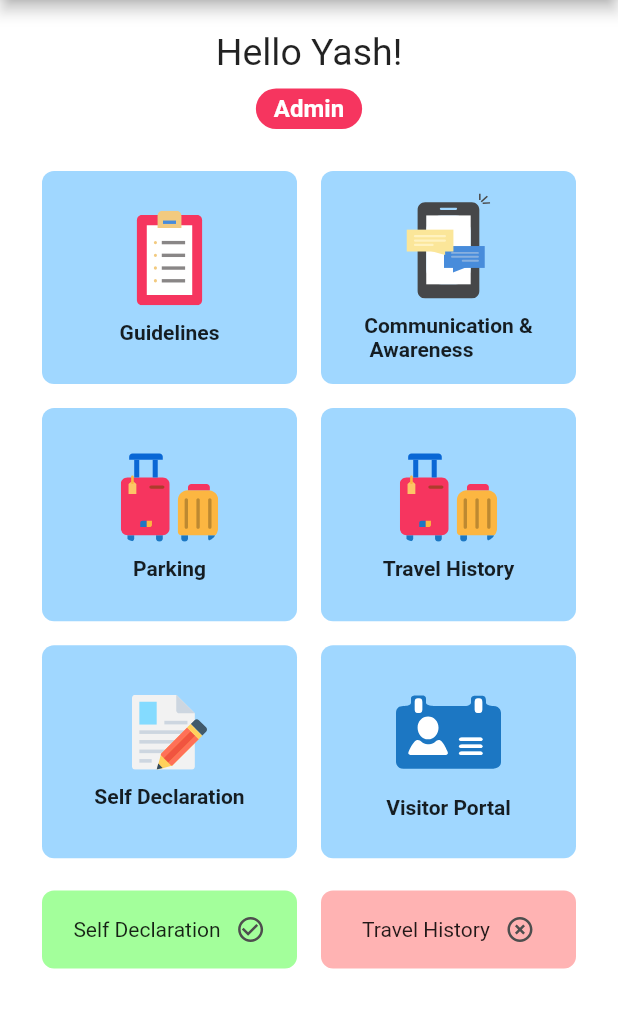
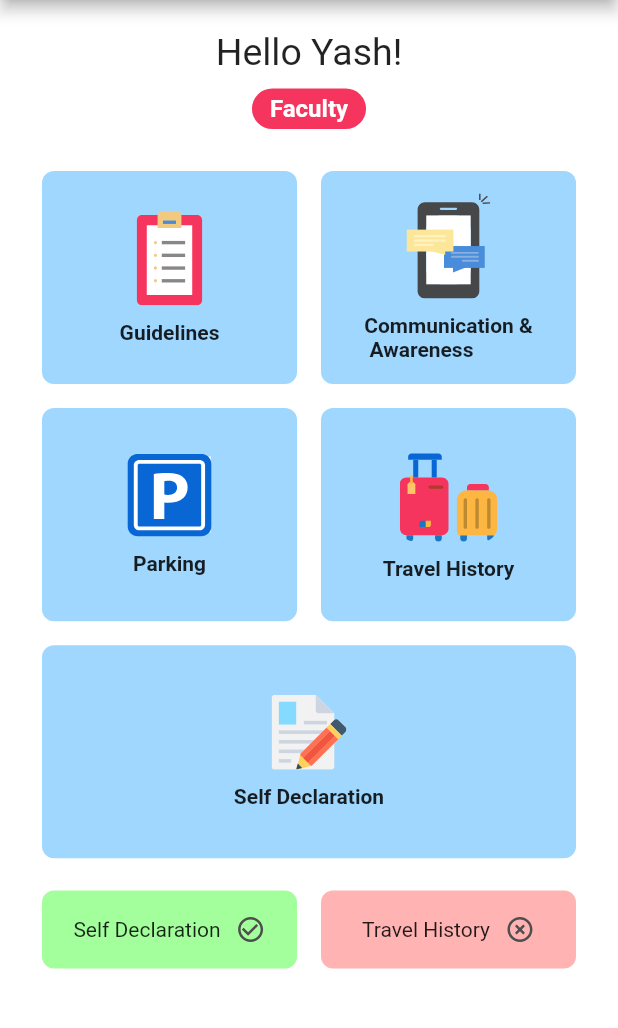
Before and after one commit to yashhalgaonkar/VI-Mitra-App, a Flutter app: the screen it shows after launch, on a phone screen of 412 x 824 dp, the part 84-1112 px from its top. Run offline on Flutter 3.47's test engine with Material 2 defaults, Android fonts, the phone set to English and light mode, and no system bars; our stand-ins replace flutter_datetime_picker, flutter_svg.

Commit message:
Refactored acc to new features

```diff
--- a/lib/main.dart
+++ b/lib/main.dart
@@ -1,5 +1,4 @@
 import 'package:flutter/material.dart';
-import 'screens/admin_dashboard.dart';
 import 'screens/user_dashboard.dart';
 
 void main() {
@@ -7,7 +6,7 @@
 }
 
 class MyApp extends StatelessWidget {
-  final isAdmin = true;
+  final isFaculty = true;
 
   @override
   Widget build(BuildContext context) {
@@ -21,7 +20,7 @@
           title: Text('VI - Mitra'),
         ),
         backgroundColor: Colors.white,
-        body: isAdmin ? AdminDashboard() : UserDashboard(),
+        body: UserDashboard(isFaculty: isFaculty),
       ),
     );
   }
--- a/lib/screens/admin_dashboard.dart
+++ /dev/null
@@ -1,121 +0,0 @@
-import 'package:flutter/material.dart';
-import 'package:vi_mitra/widgets/dashboard_menu_item.dart';
-import 'travel_list.dart';
-import 'package:vi_mitra/widgets/access_label.dart';
-import 'package:vi_mitra/widgets/mark_indicator.dart';
-
-class AdminDashboard extends StatelessWidget {
-  @override
-  Widget build(BuildContext context) {
-    Size size = MediaQuery.of(context).size;
-
-    return SafeArea(
-      child: Container(
-        color: Colors.white,
-        height: size.height * 0.8,
-        margin: const EdgeInsets.symmetric(horizontal: 20.0),
-        child: Column(
-          crossAxisAlignment: CrossAxisAlignment.stretch,
-          children: [
-            //name and user access
-            Container(
-              margin: const EdgeInsets.symmetric(vertical: 20.0),
-              child: Center(
-                child: Column(
-                  mainAxisAlignment: MainAxisAlignment.center,
-                  children: [
-                    Text(
-                      'Hello Yash!',
-                      style: TextStyle(fontSize: 25.0),
-                    ),
-                    SizedBox(
-                      height: 10.0,
-                    ),
-                    AccessLabel(
-                      label: 'Admin',
-                    )
-                  ],
-                ),
-              ),
-            ),
-
-            //the menu
-            //row - 1
-            Expanded(
-              flex: 2,
-              child: Row(
-                children: [
-                  //*guidelines
-                  DashboardMenuItem(
-                    icon: 'guideline',
-                    label: 'Guidelines',
-                    onPress: () {},
-                  ),
-                  //*communicaiton and awareness
-                  DashboardMenuItem(
-                    icon: 'communication',
-                    label: 'Communication &\n Awareness',
-                    onPress: () {},
-                  ),
-                ],
-              ),
-            ),
-
-            //row - 2
-            Expanded(
-              flex: 2,
-              child: Row(
-                children: [
-                  //*parking
-                  DashboardMenuItem(
-                    icon: 'travel',
-                    label: 'Parking',
-                    onPress: () {},
-                  ),
-                  //*travel history
-                  DashboardMenuItem(
-                    icon: 'travel',
-                    label: 'Travel History',
-                    onPress: () {
-                      Navigator.push(
-                        context,
-                        MaterialPageRoute(
-                          builder: (context) => TravelList(),
-                        ),
-                      );
-                    },
-                  ),
-                ],
-              ),
-            ),
-
-            //row - 3
-            //self declaration
-            Expanded(
-              flex: 2,
-              child: Row(
-                children: [
-                  //self declaration
-                  DashboardMenuItem(
-                      icon: 'selfdec',
-                      label: 'Self Declaration',
-                      onPress: () {}),
-                  DashboardMenuItem(
-                    icon: 'visitor',
-                    label: 'Visitor Portal',
-                    onPress: () {},
-                  ),
-                ],
-              ),
-            ),
-
-            MarkIndicator(
-              isSelfDone: true,
-              isTravelDone: false,
-            ),
-          ],
-        ),
-      ),
-    );
-  }
-}
--- a/lib/screens/user_dashboard.dart
+++ b/lib/screens/user_dashboard.dart
@@ -1,4 +1,5 @@
 import 'package:flutter/material.dart';
+import 'package:vi_mitra/screens/self_declaration_form.dart';
 import 'package:vi_mitra/screens/travel_list.dart';
 import 'package:vi_mitra/widgets/access_label.dart';
 import 'package:vi_mitra/widgets/dashboard_menu_item.dart';
@@ -15,6 +16,9 @@
   * have authority to invite visitors.
   *
   */
+
+  bool isFaculty;
+  UserDashboard({this.isFaculty});
 
   @override
   Widget build(BuildContext context) {
@@ -36,14 +40,14 @@
                   mainAxisAlignment: MainAxisAlignment.center,
                   children: [
                     Text(
-                      'Hello Dimple!',
+                      'Hello Yash!',
                       style: TextStyle(fontSize: 25.0),
                     ),
                     SizedBox(
                       height: 10.0,
                     ),
                     AccessLabel(
-                      label: 'Student',
+                      label: isFaculty ? 'Faculty' : 'Student',
                     )
                   ],
                 ),
@@ -79,11 +83,11 @@
                 children: [
                   //parking
                   DashboardMenuItem(
-                    icon: 'travel',
+                    icon: 'parking',
                     label: 'Parking',
                     onPress: () {},
                   ),
-                  //travel history
+                  //*travel history
                   DashboardMenuItem(
                     icon: 'travel',
                     label: 'Travel History',
@@ -106,11 +110,18 @@
               flex: 2,
               child: Row(
                 children: [
-                  //self declaration
+                  //*self declaration
                   DashboardMenuItem(
                       icon: 'selfdec',
                       label: 'Self Declaration',
-                      onPress: () {}),
+                      onPress: () {
+                        Navigator.push(
+                          context,
+                          MaterialPageRoute(
+                            builder: (context) => DeclarationForm(),
+                          ),
+                        );
+                      }),
                 ],
               ),
             ),
```
Also changed, not shown: lib/constants.dart (+17 -0 lines), lib/screens/picker.dart (deleted, +0 -131 lines), lib/screens/self_declaration_form.dart (added, +59 -0 lines), assets/icons/parking.svg (added).
